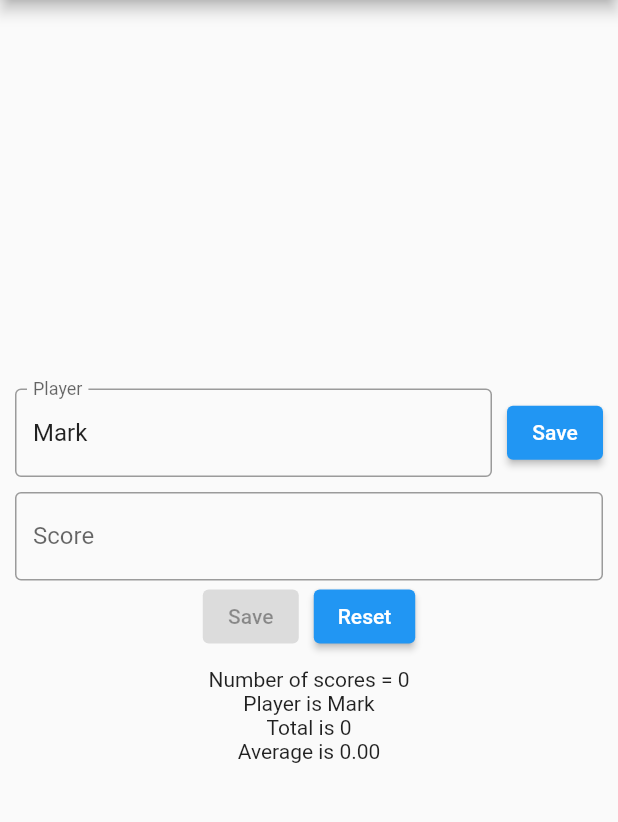
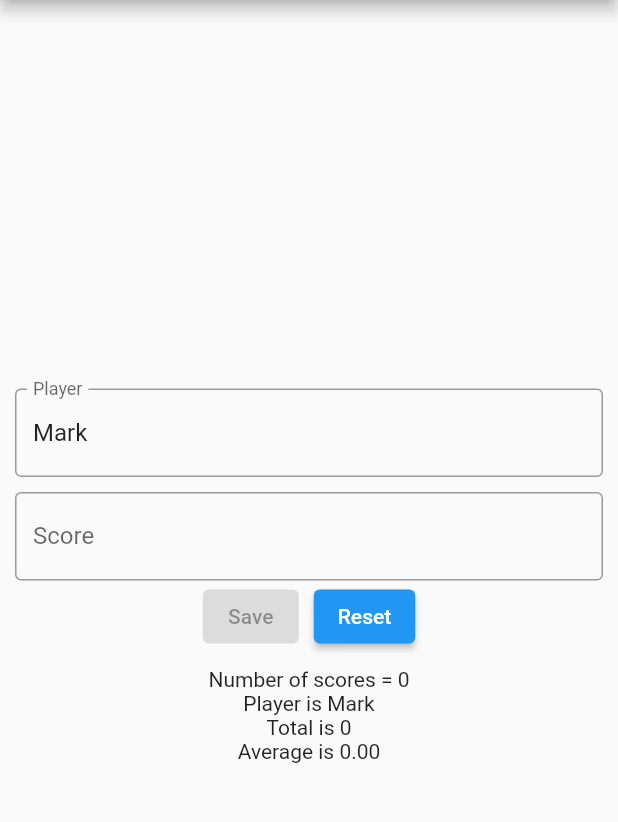
Before and after one commit to mvolkmann/flutter_getx, a Flutter app: the screen it shows after launch, on a phone screen of 412 x 824 dp, the part 84-906 px from its top. Run offline on Flutter 3.47's test engine with Material 2 defaults, Android fonts, the phone set to English and light mode, and no system bars; our stand-ins replace get.

```diff
--- a/lib/player_entry.dart
+++ b/lib/player_entry.dart
@@ -16,44 +16,24 @@ class _PlayerEntryState extends State<PlayerEntry> {
   // Is it based on the type of the left-hand side?
   final PlayerController playerCtrl = Get.find();
 
-  final tec = TextEditingController();
-
-  @override
-  void initState() {
-    // playerCtrl.name is an RxString.
-    // We need to add .value to get its value.
-    tec.text = playerCtrl.name.value;
-    super.initState();
-  }
-
   @override
   Widget build(BuildContext context) {
     return Row(
       children: [
         Expanded(
-          child: TextField(
-            controller: tec,
+          child: TextFormField(
             decoration: InputDecoration(
-                border: OutlineInputBorder(),
-                hintText: 'player name',
-                labelText: 'Player'),
+              border: OutlineInputBorder(),
+              hintText: 'player name',
+              labelText: 'Player',
+            ),
+            initialValue: playerCtrl.name.value,
+            onChanged: (String name) {
+              playerCtrl.setName(name);
+            },
           ),
-        ),
-        SizedBox(width: 10),
-        ValueListenableBuilder<TextEditingValue>(
-          valueListenable: tec,
-          builder: (context, value, child) {
-            return ElevatedButton(
-              child: Text('Save'),
-              onPressed: value.text.isEmpty ? null : save,
-            );
-          },
         ),
       ],
     );
   }
-
-  void save() {
-    playerCtrl.setName(tec.text);
-  }
 }
```
